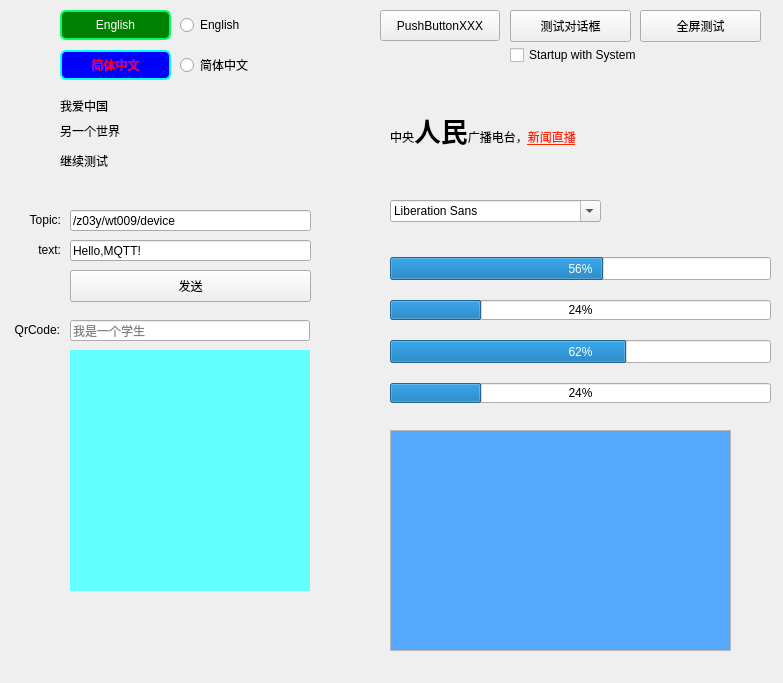
wlffeng2008/multilangtest, file mainwindow.ui: the form before one commit.
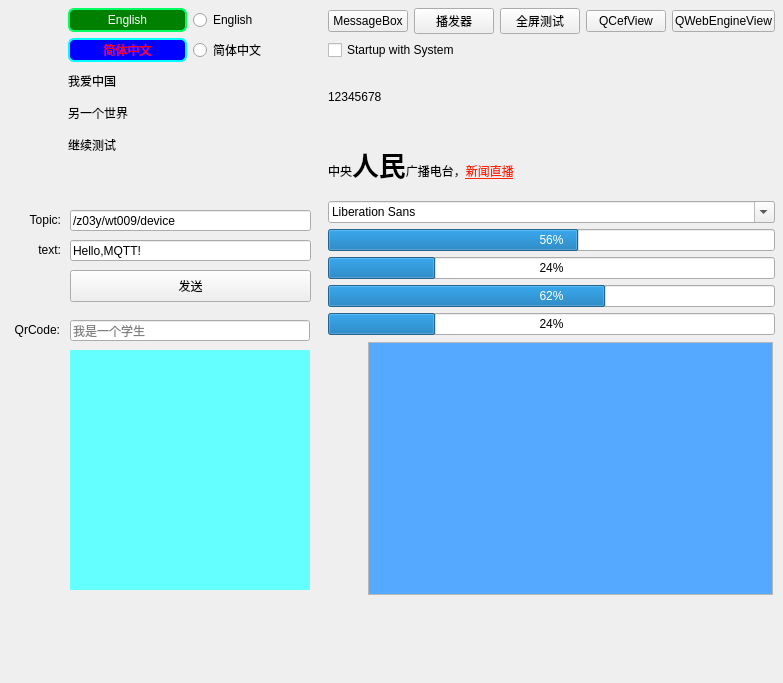
The form after the commit. Icons and pictures are not drawn.

```diff
--- a/mainwindow.ui
+++ b/mainwindow.ui
@@ -14,51 +14,6 @@
    <string>MainWindow</string>
   </property>
   <widget class="QWidget" name="centralwidget">
-   <widget class="QPushButton" name="pushButtonEnglish">
-    <property name="geometry">
-     <rect>
-      <x>60</x>
-      <y>10</y>
-      <width>111</width>
-      <height>30</height>
-     </rect>
-    </property>
-    <property name="styleSheet">
-     <string notr="true">border:2px solid rgb(0, 253, 100);border-radius:6px;background-color:green;color:white;</string>
-    </property>
-    <property name="text">
-     <string>English</string>
-    </property>
-   </widget>
-   <widget class="QPushButton" name="pushButton">
-    <property name="geometry">
-     <rect>
-      <x>60</x>
-      <y>50</y>
-      <width>111</width>
-      <height>30</height>
-     </rect>
-    </property>
-    <property name="styleSheet">
-     <string notr="true">border:2px solid rgb(0, 253, 255);border-radius:6px;background-color:blue;color:red;</string>
-    </property>
-    <property name="text">
-     <string>简体中文</string>
-    </property>
-   </widget>
-   <widget class="QLabel" name="label">
-    <property name="geometry">
-     <rect>
-      <x>60</x>
-      <y>90</y>
-      <width>251</width>
-      <height>31</height>
-     </rect>
-    </property>
-    <property name="text">
-     <string>我爱中国</string>
-    </property>
-   </widget>
    <widget class="QLineEdit" name="lineEditTopic">
     <property name="geometry">
      <rect>
@@ -75,135 +30,27 @@
      <string>我是一个学生</string>
     </property>
    </widget>
-   <widget class="QLabel" name="label_2">
-    <property name="geometry">
-     <rect>
-      <x>60</x>
-      <y>120</y>
-      <width>191</width>
-      <height>21</height>
-     </rect>
-    </property>
-    <property name="text">
-     <string>另一个世界</string>
-    </property>
-   </widget>
-   <widget class="QLabel" name="label_3">
-    <property name="geometry">
-     <rect>
-      <x>60</x>
-      <y>150</y>
-      <width>131</width>
-      <height>21</height>
-     </rect>
-    </property>
-    <property name="text">
-     <string>继续测试</string>
-    </property>
-   </widget>
-   <widget class="QLabel" name="label_4">
-    <property name="geometry">
-     <rect>
-      <x>60</x>
-      <y>170</y>
-      <width>331</width>
-      <height>31</height>
-     </rect>
-    </property>
-    <property name="text">
-     <string/>
-    </property>
-   </widget>
-   <widget class="QPushButton" name="pushButton_2">
-    <property name="geometry">
-     <rect>
-      <x>510</x>
-      <y>10</y>
-      <width>121</width>
-      <height>32</height>
-     </rect>
-    </property>
-    <property name="text">
-     <string>测试对话框</string>
-    </property>
-   </widget>
-   <widget class="QLabel" name="label_5">
-    <property name="geometry">
-     <rect>
-      <x>510</x>
-      <y>70</y>
-      <width>161</width>
-      <height>21</height>
-     </rect>
-    </property>
-    <property name="text">
-     <string/>
-    </property>
-   </widget>
-   <widget class="QRadioButton" name="radioButton">
-    <property name="geometry">
-     <rect>
-      <x>180</x>
-      <y>10</y>
-      <width>141</width>
-      <height>30</height>
-     </rect>
-    </property>
-    <property name="text">
-     <string>English</string>
-    </property>
-   </widget>
-   <widget class="QRadioButton" name="radioButton_2">
-    <property name="geometry">
-     <rect>
-      <x>180</x>
-      <y>50</y>
-      <width>141</width>
-      <height>30</height>
-     </rect>
-    </property>
-    <property name="text">
-     <string>简体中文</string>
-    </property>
-   </widget>
-   <widget class="QCheckBox" name="checkBox">
-    <property name="geometry">
-     <rect>
-      <x>510</x>
-      <y>40</y>
-      <width>241</width>
-      <height>30</height>
-     </rect>
-    </property>
-    <property name="text">
-     <string>Startup with System</string>
-    </property>
-   </widget>
-   <widget class="QLabel" name="label_6">
-    <property name="geometry">
-     <rect>
-      <x>390</x>
-      <y>100</y>
-      <width>251</width>
-      <height>61</height>
-     </rect>
-    </property>
-    <property name="cursor">
-     <cursorShape>PointingHandCursor</cursorShape>
-    </property>
-    <property name="text">
-     <string>&lt;html&gt;&lt;head/&gt;&lt;body&gt;&lt;p&gt;&lt;img src=&quot;:/audio.png&quot;/ height=&quot;12px&quot; style=&quot;vertical-align:middle&quot;&gt;中央&lt;span style=&quot; font-size:20pt; font-weight:700;&quot;&gt;人民&lt;/span&gt;广播电台，&lt;span style=&quot; text-decoration: underline; color:#ff2600;&quot;&gt;新闻直播&lt;/span&gt;&lt;/p&gt;&lt;/body&gt;&lt;/html&gt;</string>
-    </property>
-   </widget>
    <widget class="QLabel" name="labelQrCode">
     <property name="geometry">
      <rect>
       <x>70</x>
       <y>350</y>
       <width>240</width>
-      <height>241</height>
+      <height>240</height>
      </rect>
     </property>
+    <property name="minimumSize">
+     <size>
+      <width>240</width>
+      <height>240</height>
+     </size>
+    </property>
+    <property name="maximumSize">
+     <size>
+      <width>240</width>
+      <height>240</height>
+     </size>
+    </property>
     <property name="styleSheet">
      <string notr="true">background-color: rgb(100, 255, 255);</string>
     </property>
@@ -288,32 +135,6 @@
      <string>发送</string>
     </property>
    </widget>
-   <widget class="QPushButton" name="pushButtonFull">
-    <property name="geometry">
-     <rect>
-      <x>640</x>
-      <y>10</y>
-      <width>121</width>
-      <height>32</height>
-     </rect>
-    </property>
-    <property name="text">
-     <string>全屏测试</string>
-    </property>
-   </widget>
-   <widget class="QPushButton" name="pushButton_3">
-    <property name="geometry">
-     <rect>
-      <x>380</x>
-      <y>10</y>
-      <width>120</width>
-      <height>31</height>
-     </rect>
-    </property>
-    <property name="text">
-     <string>PushButtonXXX</string>
-    </property>
-   </widget>
    <widget class="QLabel" name="label_9">
     <property name="geometry">
      <rect>
@@ -330,75 +151,13 @@
      <set>Qt::AlignmentFlag::AlignRight|Qt::AlignmentFlag::AlignTrailing|Qt::AlignmentFlag::AlignVCenter</set>
     </property>
    </widget>
-   <widget class="QFontComboBox" name="fontComboBox">
-    <property name="geometry">
-     <rect>
-      <x>390</x>
-      <y>200</y>
-      <width>211</width>
-      <height>22</height>
-     </rect>
-    </property>
-   </widget>
-   <widget class="QProgressBar" name="progressBar_1">
-    <property name="geometry">
-     <rect>
-      <x>390</x>
-      <y>257</y>
-      <width>381</width>
-      <height>23</height>
-     </rect>
-    </property>
-    <property name="value">
-     <number>56</number>
-    </property>
-   </widget>
-   <widget class="QProgressBar" name="progressBar_2">
-    <property name="geometry">
-     <rect>
-      <x>390</x>
-      <y>300</y>
-      <width>381</width>
-      <height>20</height>
-     </rect>
-    </property>
-    <property name="value">
-     <number>24</number>
-    </property>
-   </widget>
-   <widget class="QProgressBar" name="progressBar_3">
-    <property name="geometry">
-     <rect>
-      <x>390</x>
-      <y>340</y>
-      <width>381</width>
-      <height>23</height>
-     </rect>
-    </property>
-    <property name="value">
-     <number>62</number>
-    </property>
-   </widget>
-   <widget class="QProgressBar" name="progressBar_4">
-    <property name="geometry">
-     <rect>
-      <x>390</x>
-      <y>383</y>
-      <width>381</width>
-      <height>20</height>
-     </rect>
-    </property>
-    <property name="value">
-     <number>24</number>
-    </property>
-   </widget>
    <widget class="QScrollArea" name="scrollArea">
     <property name="geometry">
      <rect>
-      <x>390</x>
-      <y>430</y>
-      <width>341</width>
-      <height>221</height>
+      <x>368</x>
+      <y>342</y>
+      <width>405</width>
+      <height>253</height>
      </rect>
     </property>
     <property name="styleSheet">
@@ -412,8 +171,8 @@
       <rect>
        <x>0</x>
        <y>0</y>
-       <width>339</width>
-       <height>219</height>
+       <width>403</width>
+       <height>251</height>
       </rect>
      </property>
      <property name="layoutDirection">
@@ -425,6 +184,206 @@
      </property>
     </widget>
    </widget>
+   <widget class="QWidget" name="layoutWidget">
+    <property name="geometry">
+     <rect>
+      <x>68</x>
+      <y>8</y>
+      <width>244</width>
+      <height>182</height>
+     </rect>
+    </property>
+    <layout class="QVBoxLayout" name="verticalLayout">
+     <item>
+      <layout class="QHBoxLayout" name="horizontalLayout_2">
+       <item>
+        <widget class="QPushButton" name="pushButtonEnglish">
+         <property name="minimumSize">
+          <size>
+           <width>0</width>
+           <height>24</height>
+          </size>
+         </property>
+         <property name="styleSheet">
+          <string notr="true">border:2px solid rgb(0, 253, 100);border-radius:6px;background-color:green;color:white;</string>
+         </property>
+         <property name="text">
+          <string>English</string>
+         </property>
+        </widget>
+       </item>
+       <item>
+        <widget class="QRadioButton" name="radioButton">
+         <property name="text">
+          <string>English</string>
+         </property>
+        </widget>
+       </item>
+      </layout>
+     </item>
+     <item>
+      <layout class="QHBoxLayout" name="horizontalLayout_3">
+       <item>
+        <widget class="QPushButton" name="pushButton">
+         <property name="minimumSize">
+          <size>
+           <width>0</width>
+           <height>24</height>
+          </size>
+         </property>
+         <property name="styleSheet">
+          <string notr="true">border:2px solid rgb(0, 253, 255);border-radius:6px;background-color:blue;color:red;</string>
+         </property>
+         <property name="text">
+          <string>简体中文</string>
+         </property>
+        </widget>
+       </item>
+       <item>
+        <widget class="QRadioButton" name="radioButton_2">
+         <property name="text">
+          <string>简体中文</string>
+         </property>
+        </widget>
+       </item>
+      </layout>
+     </item>
+     <item>
+      <widget class="QLabel" name="label">
+       <property name="text">
+        <string>我爱中国</string>
+       </property>
+      </widget>
+     </item>
+     <item>
+      <widget class="QLabel" name="label_2">
+       <property name="text">
+        <string>另一个世界</string>
+       </property>
+      </widget>
+     </item>
+     <item>
+      <widget class="QLabel" name="label_3">
+       <property name="text">
+        <string>继续测试</string>
+       </property>
+      </widget>
+     </item>
+     <item>
+      <widget class="QLabel" name="label_4">
+       <property name="text">
+        <string/>
+       </property>
+      </widget>
+     </item>
+    </layout>
+   </widget>
+   <widget class="QWidget" name="layoutWidget">
+    <property name="geometry">
+     <rect>
+      <x>328</x>
+      <y>8</y>
+      <width>447</width>
+      <height>327</height>
+     </rect>
+    </property>
+    <layout class="QVBoxLayout" name="verticalLayout_2">
+     <item>
+      <layout class="QHBoxLayout" name="horizontalLayout">
+       <item>
+        <widget class="QPushButton" name="pushButton_3">
+         <property name="text">
+          <string>MessageBox</string>
+         </property>
+        </widget>
+       </item>
+       <item>
+        <widget class="QPushButton" name="pushButton_2">
+         <property name="text">
+          <string>播发器</string>
+         </property>
+        </widget>
+       </item>
+       <item>
+        <widget class="QPushButton" name="pushButtonFull">
+         <property name="text">
+          <string>全屏测试</string>
+         </property>
+        </widget>
+       </item>
+       <item>
+        <widget class="QPushButton" name="pushButtonCefview">
+         <property name="text">
+          <string>QCefView</string>
+         </property>
+        </widget>
+       </item>
+       <item>
+        <widget class="QPushButton" name="pushButtonWebEngine">
+         <property name="text">
+          <string>QWebEngineView</string>
+         </property>
+        </widget>
+       </item>
+      </layout>
+     </item>
+     <item>
+      <widget class="QCheckBox" name="checkBox">
+       <property name="text">
+        <string>Startup with System</string>
+       </property>
+      </widget>
+     </item>
+     <item>
+      <widget class="QLabel" name="label_5">
+       <property name="text">
+        <string>12345678</string>
+       </property>
+      </widget>
+     </item>
+     <item>
+      <widget class="QLabel" name="label_6">
+       <property name="cursor">
+        <cursorShape>PointingHandCursor</cursorShape>
+       </property>
+       <property name="text">
+        <string>&lt;html&gt;&lt;head/&gt;&lt;body&gt;&lt;p&gt;&lt;img src=&quot;:/audio.png&quot;/ height=&quot;12px&quot; style=&quot;vertical-align:middle&quot;&gt;中央&lt;span style=&quot; font-size:20pt; font-weight:700;&quot;&gt;人民&lt;/span&gt;广播电台，&lt;span style=&quot; text-decoration: underline; color:#ff2600;&quot;&gt;新闻直播&lt;/span&gt;&lt;/p&gt;&lt;/body&gt;&lt;/html&gt;</string>
+       </property>
+      </widget>
+     </item>
+     <item>
+      <widget class="QFontComboBox" name="fontComboBox"/>
+     </item>
+     <item>
+      <widget class="QProgressBar" name="progressBar_1">
+       <property name="value">
+        <number>56</number>
+       </property>
+      </widget>
+     </item>
+     <item>
+      <widget class="QProgressBar" name="progressBar_2">
+       <property name="value">
+        <number>24</number>
+       </property>
+      </widget>
+     </item>
+     <item>
+      <widget class="QProgressBar" name="progressBar_3">
+       <property name="value">
+        <number>62</number>
+       </property>
+      </widget>
+     </item>
+     <item>
+      <widget class="QProgressBar" name="progressBar_4">
+       <property name="value">
+        <number>24</number>
+       </property>
+      </widget>
+     </item>
+    </layout>
+   </widget>
   </widget>
  </widget>
  <resources/>
```
